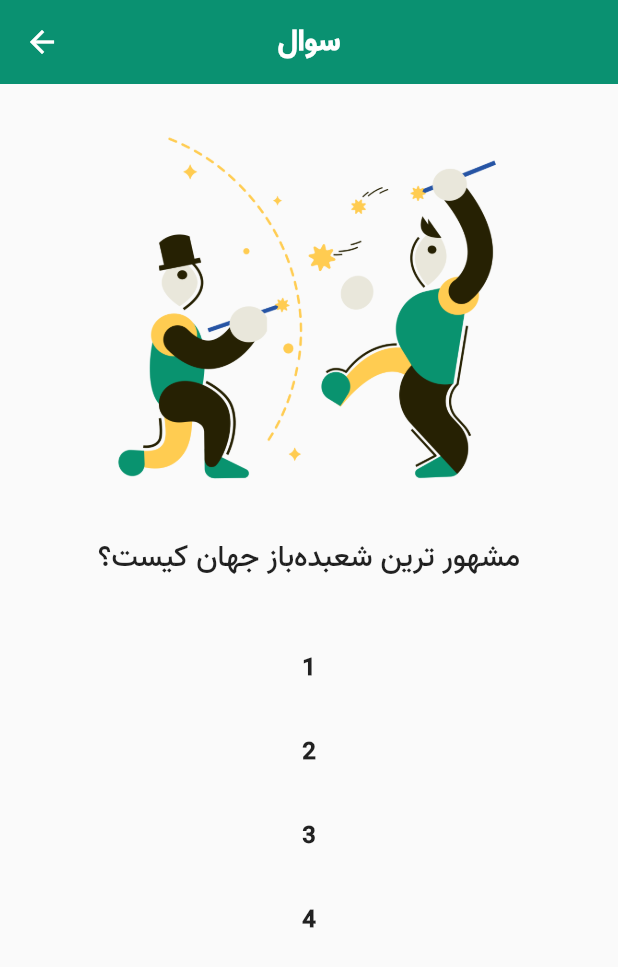
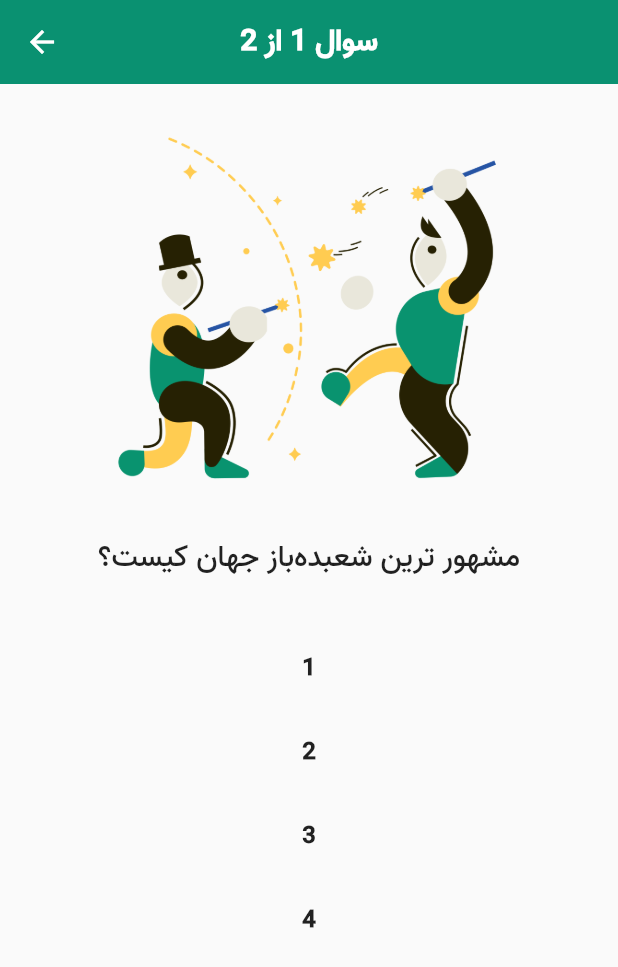
Before and after one commit to ghasemizade/quizGame, a Flutter app: the quizPage screen opened directly, on a phone screen of 412 x 824 dp. Shown: the top 967 px of the screen. Run offline on Flutter 3.47's test engine with Material 2 defaults, Android fonts, the phone set to English and light mode, and no system bars; our stand-ins replace flutter_spinkit.

Commit message:
update question screen

```diff
--- a/quiz_game/lib/constant/constant.dart
+++ b/quiz_game/lib/constant/constant.dart
@@ -3,7 +3,7 @@ import 'package:quiz_game/data/quiz.dart';
 List<Question> getQuestionsList() {
   var firstQuestion = Question();
   firstQuestion.questoinTitle = 'مشهور ترین شعبده‌باز جهان کیست؟';
-  firstQuestion.imageNameNumber = '0';
+  firstQuestion.imageNameNumber = '1';
   firstQuestion.correctAnswer = 2;
   firstQuestion.answerList = [
     'هری هودینی',
--- a/quiz_game/lib/screen/quizPage.dart
+++ b/quiz_game/lib/screen/quizPage.dart
@@ -1,5 +1,6 @@
 import 'package:flutter/material.dart';
 import 'package:quiz_game/constant/constant.dart';
+import 'package:quiz_game/data/quiz.dart';
 
 class quizPage extends StatefulWidget {
   const quizPage({Key? key}) : super(key: key);
@@ -10,12 +11,19 @@ class quizPage extends StatefulWidget {
 
 class _quizPageState extends State<quizPage> {
   int showSelectedQuestionIndex = 0;
+  Question? selectedQuestion;
+  bool isFinalAnswerSubmited = false;
+  int correctAnswer = 0;
+
   @override
   Widget build(BuildContext context) {
+    selectedQuestion = getQuestionsList()[showSelectedQuestionIndex];
+    String questionImageIndex =
+        getQuestionsList()[showSelectedQuestionIndex].imageNameNumber!;
     return Scaffold(
       appBar: AppBar(
         title: Text(
-          'سوال‌',
+          'سوال‌ ${showSelectedQuestionIndex + 1} از ${getQuestionsList().length}',
           style: TextStyle(fontWeight: FontWeight.bold),
         ),
         elevation: 0,
@@ -28,7 +36,7 @@ class _quizPageState extends State<quizPage> {
           child: Column(
             children: [
               Image(
-                image: AssetImage('images/1.png'),
+                image: AssetImage('images/$questionImageIndex.png'),
                 height: 280,
               ),
               SizedBox(
```
